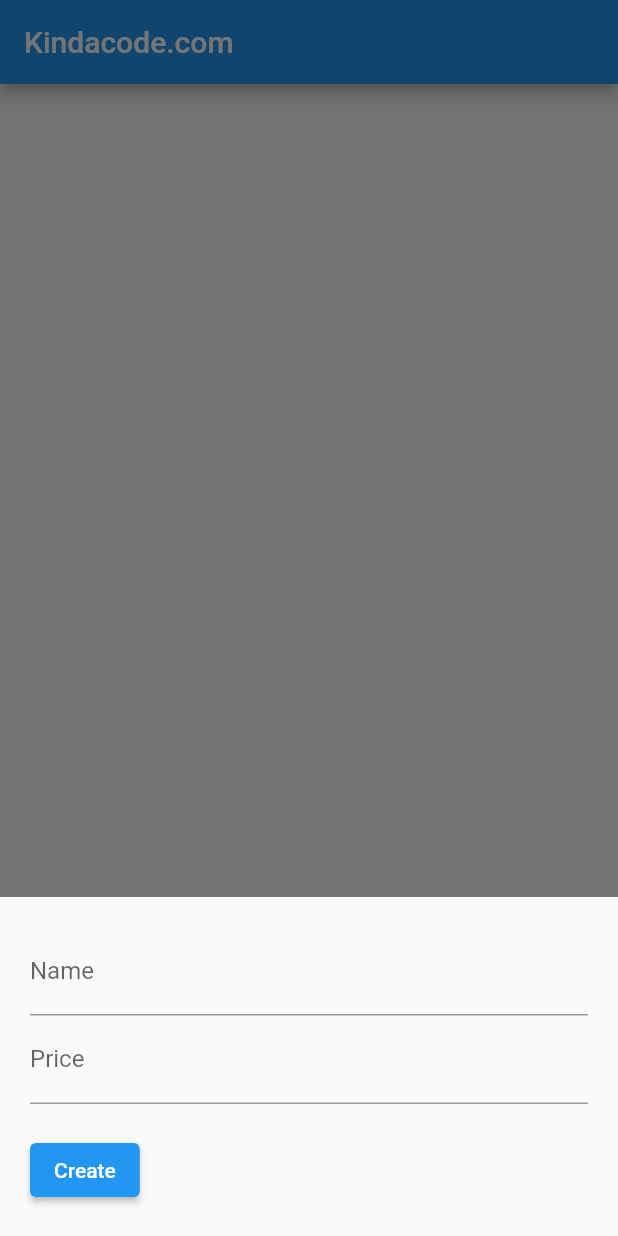
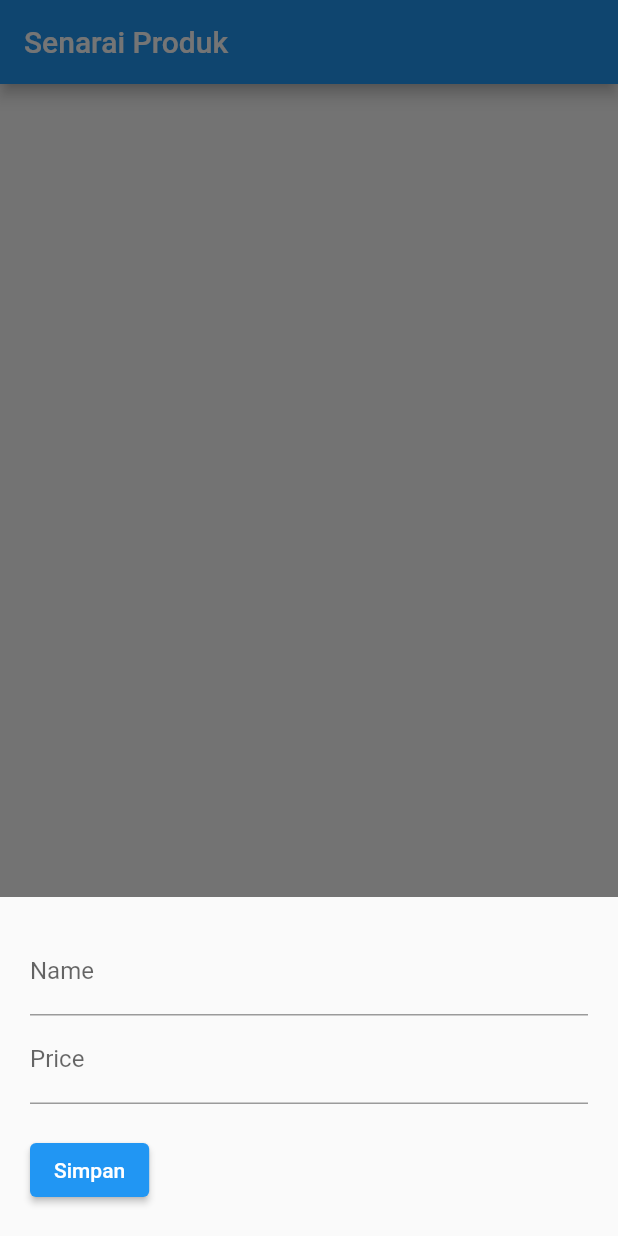
Before and after one commit to ikursus/adtec_crud, a Flutter app: the screen it shows after launch, after a tap on the "add" icon, on a phone screen of 412 x 824 dp. Run offline on Flutter 3.47's test engine with Material 2 defaults, Android fonts, the phone set to English and light mode, and no system bars; our stand-ins replace cloud_firestore, firebase_core; accounts and stored records are empty.

Commit message:
Update main.dart

```diff
--- a/lib/main.dart
+++ b/lib/main.dart
@@ -24,7 +24,7 @@ class MyApp extends StatelessWidget {
     return const MaterialApp(
       // Remove the debug banner
       debugShowCheckedModeBanner: false,
-      title: 'Kindacode.com',
+      title: 'Senarai Produk',
       home: HomePage(),
     );
   }
@@ -87,7 +87,7 @@ class _HomePageState extends State<HomePage> {
                   height: 20,
                 ),
                 ElevatedButton(
-                  child: Text(action == 'create' ? 'Create' : 'Update'),
+                  child: Text(action == 'create' ? 'Simpan' : 'Kemaskini'),
                   onPressed: () async {
                     final String? name = _nameController.text;
                     final double? price =
@@ -126,14 +126,14 @@ class _HomePageState extends State<HomePage> {
 
     // Show a snackbar
     ScaffoldMessenger.of(context).showSnackBar(const SnackBar(
-        content: Text('You have successfully deleted a product')));
+        content: Text('Produk berjaya dihapuskan!')));
   }
 
   @override
   Widget build(BuildContext context) {
     return Scaffold(
       appBar: AppBar(
-        title: const Text('Kindacode.com'),
+        title: const Text('Senarai Produk'),
       ),
       // Using StreamBuilder to display all products from Firestore in real-time
       body: StreamBuilder(
```
